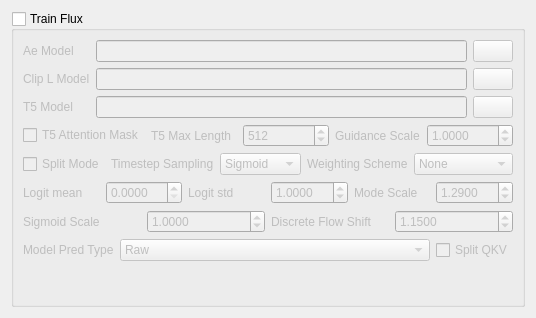
This is ui_files/FluxUI.ui in derrian-distro/LoRA_Easy_Training_Scripts as Qt 5 draws it before an edit. The edited form follows.
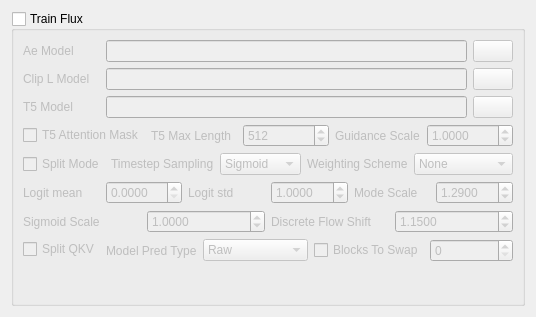
This is the edited form. Custom widgets are drawn as their Qt base class.

Commit message: added new Optimizer RAdamScheduleFree to the optimizer list, and added an explicit input for the blocks to swap for flux

```diff
--- a/ui_files/FluxUI.ui
+++ b/ui_files/FluxUI.ui
@@ -6,8 +6,8 @@
    <rect>
     <x>0</x>
     <y>0</y>
-    <width>523</width>
-    <height>318</height>
+    <width>529</width>
+    <height>317</height>
    </rect>
   </property>
   <property name="windowTitle">
@@ -357,17 +357,34 @@
           </item>
          </layout>
         </item>
-        <item row="7" column="0" colspan="2">
-         <layout class="QFormLayout" name="formLayout_16">
-          <item row="0" column="0">
+        <item row="7" column="0">
+         <widget class="QCheckBox" name="split_qkv_enable">
+          <property name="sizePolicy">
+           <sizepolicy hsizetype="Maximum" vsizetype="Fixed">
+            <horstretch>0</horstretch>
+            <verstretch>0</verstretch>
+           </sizepolicy>
+          </property>
+          <property name="text">
+           <string>Split QKV</string>
+          </property>
+         </widget>
+        </item>
+        <item row="7" column="1">
+         <layout class="QHBoxLayout" name="horizontalLayout_6">
+          <item>
            <widget class="QLabel" name="label_13">
+            <property name="sizePolicy">
+             <sizepolicy hsizetype="Maximum" vsizetype="Preferred">
+              <horstretch>0</horstretch>
+              <verstretch>0</verstretch>
+             </sizepolicy>
+            </property>
             <property name="text">
              <string>Model Pred Type</string>
             </property>
            </widget>
           </item>
-          <item row="0" column="1">
-           <layout class="QHBoxLayout" name="horizontalLayout_6">
             <item>
              <widget class="ComboBox" name="model_prediction_type_selector">
               <property name="sizePolicy">
@@ -394,19 +411,14 @@
              </widget>
             </item>
             <item>
-             <widget class="QCheckBox" name="split_qkv_enable">
-              <property name="sizePolicy">
-               <sizepolicy hsizetype="Maximum" vsizetype="Fixed">
-                <horstretch>0</horstretch>
-                <verstretch>0</verstretch>
-               </sizepolicy>
-              </property>
+           <widget class="QCheckBox" name="blocks_to_swap_enable">
               <property name="text">
-               <string>Split QKV</string>
+             <string>Blocks To Swap</string>
               </property>
              </widget>
             </item>
-           </layout>
+          <item>
+           <widget class="SpinBox" name="blocks_to_swap_input"/>
           </item>
          </layout>
         </item>
```
Lines whose indentation alone changed are shown as unchanged. The commit also changes 5 other files.
